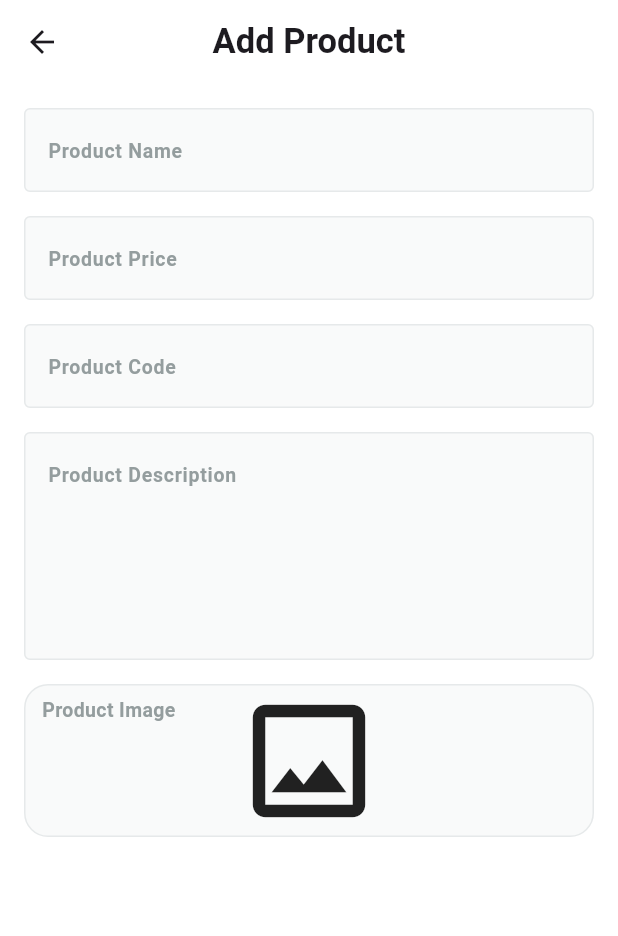
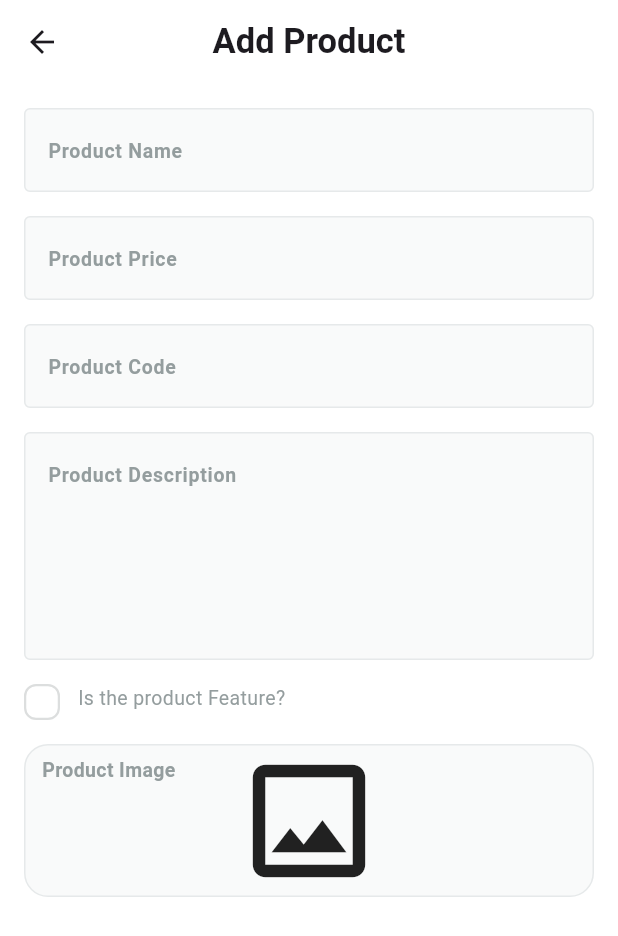
Before and after one commit to Mohamed123-r/fruit-hub-dashboart, a Flutter app: the AddProductView screen opened by its route, on a phone screen of 412 x 824 dp. Shown: the top 936 px of the screen. Run offline on Flutter 3.47's test engine with Material 3 defaults, Android fonts, the phone set to English and light mode, and no system bars; our stand-ins replace firebase_core, image_picker; accounts and stored records are empty; Roboto replaces fonts that are missing (Cairo).

Commit message:
✨ feat(widgets): Add feature box widget and checkbox for product feature selection. ✨ feat(widgets): Add custom checkbox widget. ♻️ refactor(add_product): Integrate feature box into add product view.

```diff
--- /dev/null
+++ b/lib/core/widgets/custom_check_box.dart
@@ -0,0 +1,41 @@
+import 'package:flutter/material.dart';
+import '../../../../../core/utils/app_colors.dart';
+
+class CustomCheckBox extends StatelessWidget {
+  const CustomCheckBox(
+      {super.key, required this.isChecked, required this.onChecked});
+
+  final bool isChecked;
+  final ValueChanged<bool> onChecked;
+
+  @override
+  Widget build(BuildContext context) {
+    return GestureDetector(
+      onTap: () {
+        onChecked(!isChecked);
+      },
+      child: AnimatedContainer(
+        width: 24,
+        height: 24,
+        duration: const Duration(milliseconds: 100),
+        decoration: ShapeDecoration(
+          color: isChecked ? AppColors.grayscale400Color : Colors.white,
+          shape: RoundedRectangleBorder(
+            side: BorderSide(
+              width: 1.50,
+              color: isChecked ? Colors.transparent : const Color(0xFFDCDEDE),
+            ),
+            borderRadius: BorderRadius.circular(8),
+          ),
+        ),
+        child: isChecked
+            ? const Icon(
+                Icons.check,
+                color: Colors.white,
+                size: 16,
+              )
+            : const SizedBox(),
+      ),
+    );
+  }
+}
--- a/lib/feature/add_product/presentation/views/widgets/add_poduct_view_body.dart
+++ b/lib/feature/add_product/presentation/views/widgets/add_poduct_view_body.dart
@@ -1,6 +1,8 @@
 import 'package:flutter/material.dart';
 import 'package:fruit_hub_dashboart/core/widgets/custom_text_field.dart';
 import 'package:fruit_hub_dashboart/feature/add_product/presentation/views/widgets/image_file.dart';
+
+import 'feature_box.dart';
 
 class AddProductViewBody extends StatefulWidget {
   const AddProductViewBody({super.key});
@@ -19,7 +21,7 @@ class _AddProductViewBodyState extends State<AddProductViewBody> {
       child: Form(
           key: _formKey,
           autovalidateMode: _autovalidateMode,
-          child: const Padding(
+          child:  Padding(
             padding: EdgeInsets.all(16.0),
             child: Column(children: [
               CustomTextField(
@@ -51,6 +53,12 @@ class _AddProductViewBodyState extends State<AddProductViewBody> {
               SizedBox(
                 height: 16,
               ),
+              FeatureBoxWidget(
+                onSelected: (value) {},
+              ),
+              SizedBox(
+                height: 16,
+              ),
               ImageFile(),
             ]),
           )),
--- /dev/null
+++ b/lib/feature/add_product/presentation/views/widgets/feature_box.dart
@@ -0,0 +1,46 @@
+import 'package:flutter/material.dart';
+import 'package:fruit_hub_dashboart/core/utils/app_colors.dart';
+import 'package:fruit_hub_dashboart/core/utils/app_text_styles.dart';
+
+import '../../../../../core/widgets/custom_check_box.dart';
+
+class FeatureBoxWidget extends StatefulWidget {
+  const FeatureBoxWidget({super.key, required this.onSelected});
+
+  final Function(bool) onSelected;
+
+  @override
+  TermsAndConditionsWidgetState createState() =>
+      TermsAndConditionsWidgetState();
+}
+
+class TermsAndConditionsWidgetState extends State<FeatureBoxWidget> {
+  bool isChecked = false;
+
+  @override
+  Widget build(BuildContext context) {
+    return Row(
+      crossAxisAlignment: CrossAxisAlignment.start,
+      children: [
+        CustomCheckBox(
+          isChecked: isChecked,
+          onChecked: (value) {
+            setState(() {
+              isChecked = value;
+              widget.onSelected(value);
+            });
+          },
+        ),
+        const SizedBox(
+          width: 12,
+        ),
+        Text(
+          "Is the product Feature?",
+          style: TextStyles.bodySmallRegular.copyWith(
+            color: AppColors.grayscale400Color,
+          ),
+        ),
+      ],
+    );
+  }
+}
```
